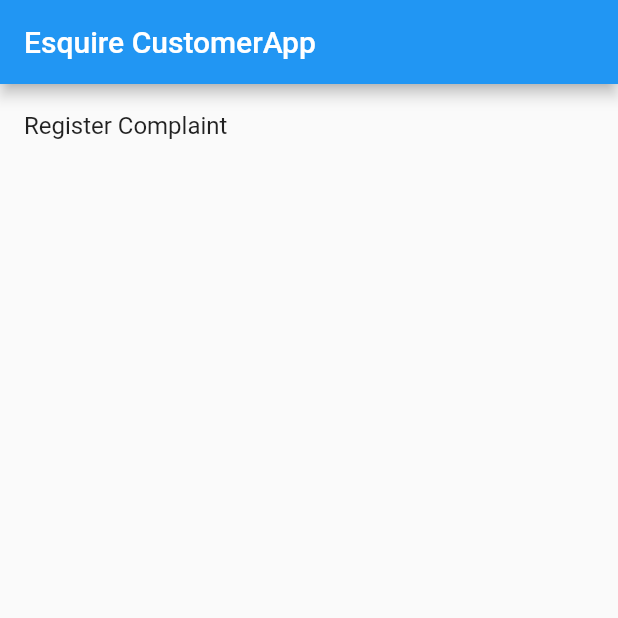
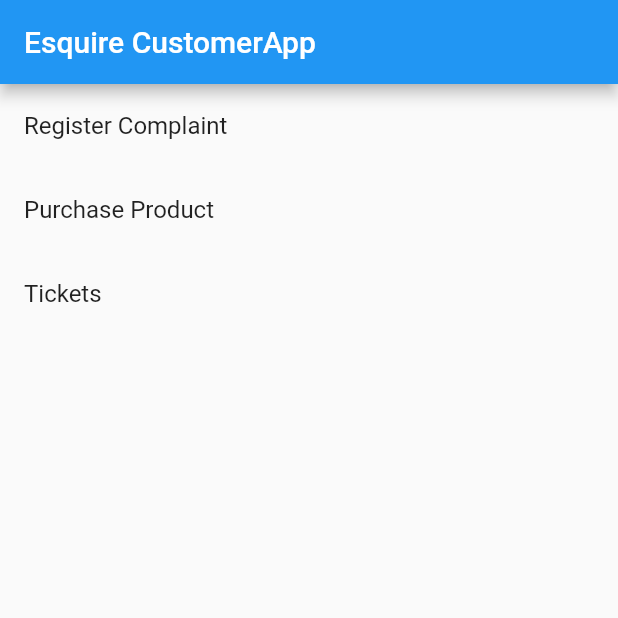
Before and after one commit to INTERNS-LXI-TECHNOLOGIES/Flutter-Workshop, a Flutter app: the screen it shows after launch, on a phone screen of 412 x 824 dp, the top half of it. Run offline on Flutter 3.47's test engine with Material 2 defaults, Android fonts, the phone set to English and light mode, and no system bars.

Commit message:
http://jira.bytatech.com:8080/browse/IN-7969

```diff
--- a/customerApp/lib/main.dart
+++ b/customerApp/lib/main.dart
@@ -1,3 +1,4 @@
+import 'package:customerApp/src/purchase.dart';
 import 'package:flutter/material.dart';
 import './src/addComplaint.dart';
 
@@ -12,6 +13,7 @@ class MyApp extends StatelessWidget {
     return MaterialApp(
       routes: {
         '/addComplaint': (context) => AddComplaint(),
+        '/purchase': (context) => Purchase(),
       },
       title: 'Esquire CustomerApp',
       home: HomePage(),
@@ -33,6 +35,10 @@ DemoInfo(
 'Register Complaint',
 '/addComplaint',
 ),
+ DemoInfo ('Purchase Product',
+  '/purchase'),
+  DemoInfo ('Tickets',
+      '/tickets'),
 ];
 
 
--- /dev/null
+++ b/customerApp/lib/src/purchase.dart
@@ -0,0 +1,11 @@
+import 'package:flutter/material.dart';
+
+class Purchase extends StatelessWidget{
+  @override
+   Widget build(BuildContext context) {
+    // TODO: implement build
+    return Scaffold(
+
+    );
+  }
+}
```
Also changed, not shown: customerApp/lib/widget/customForm.dart (added, +30 -0 lines), customerApp/lib/src/tickets.dart (added).
